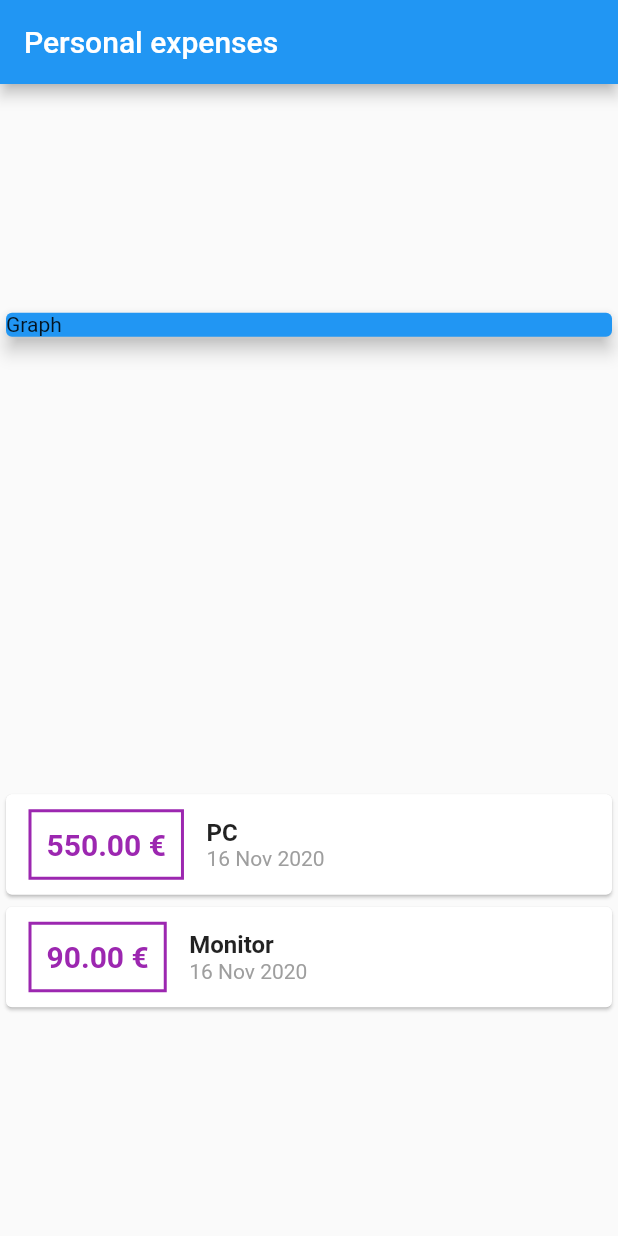
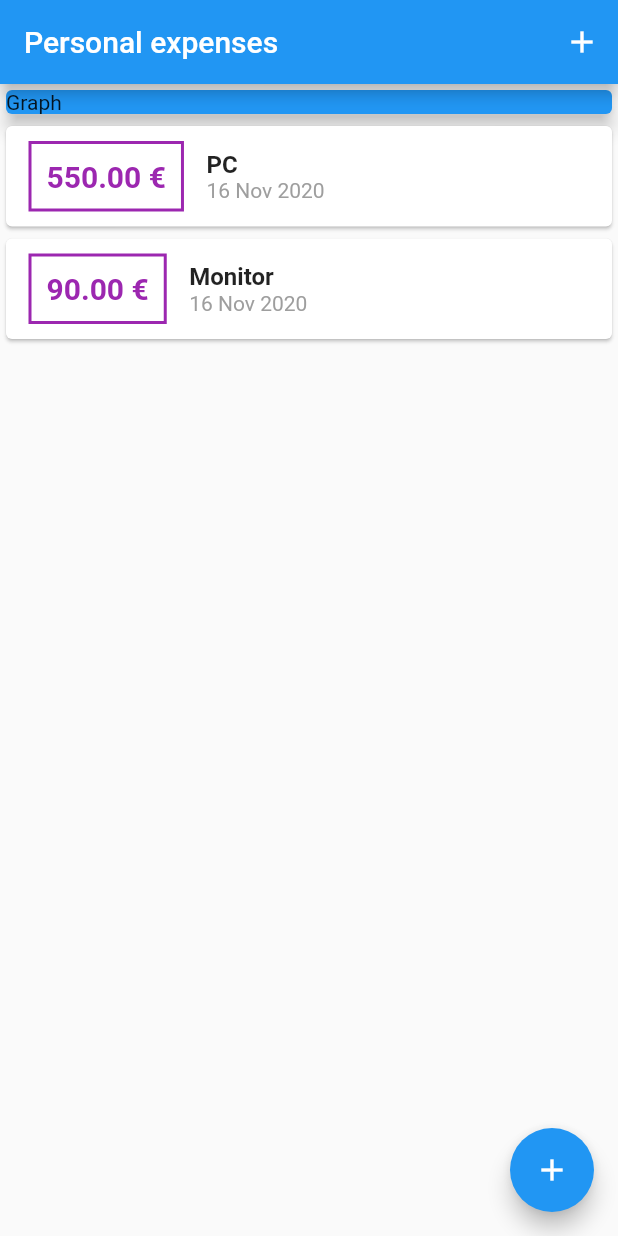
Before and after one commit to flutter-practice/expenses, a Flutter app: the screen it shows after launch, on a phone screen of 412 x 824 dp. Run offline on Flutter 3.47's test engine with Material 2 defaults, Android fonts, the phone set to English and light mode, and no system bars.

Commit message:
Code refactoring + create form in modal + add buttons to open modal

```diff
--- /dev/null
+++ b/lib/components/expense_list.dart
@@ -0,0 +1,61 @@
+import 'package:expenses/models/expense.dart';
+import 'package:flutter/material.dart';
+import 'package:intl/intl.dart';
+
+class ExpenseList extends StatelessWidget {
+  final List<Expense> expenses;
+  ExpenseList(this.expenses);
+
+  @override
+  Widget build(BuildContext context) {
+    return Container(
+      height: 300,
+      child: ListView.builder(
+        itemCount: expenses.length,
+        itemBuilder: (ctx, index) {
+          final expense = expenses[index];
+          return Card(
+            child: Row(
+              children: [
+                Container(
+                    margin: EdgeInsets.symmetric(horizontal: 15, vertical: 10),
+                    decoration: BoxDecoration(
+                        border: Border.all(
+                      color: Colors.purple,
+                      width: 2,
+                    )),
+                    padding: EdgeInsets.all(10),
+                    child: Text(
+                      '${expense.value.toStringAsFixed(2)} €',
+                      style: TextStyle(
+                        fontWeight: FontWeight.bold,
+                        fontSize: 20,
+                        color: Colors.purple,
+                      ),
+                    )),
+                Column(
+                  crossAxisAlignment: CrossAxisAlignment.start,
+                  children: [
+                    Text(
+                      expense.title,
+                      style: TextStyle(
+                        fontWeight: FontWeight.bold,
+                        fontSize: 16,
+                      ),
+                    ),
+                    Text(
+                      DateFormat('d MMM y').format(expense.date),
+                      style: TextStyle(
+                        color: Colors.grey,
+                      ),
+                    )
+                  ],
+                )
+              ],
+            ),
+          );
+        },
+      ),
+    );
+  }
+}
--- a/lib/main.dart
+++ b/lib/main.dart
@@ -1,28 +1,70 @@
+import 'dart:math';
+
+import 'package:expenses/components/expense_form.dart';
+import 'package:expenses/components/expense_list.dart';
 import 'package:flutter/material.dart';
-import 'expense.dart';
-import 'package:intl/intl.dart';
+import 'models/expense.dart';
 
 main() => runApp(ExpensesApp());
 
 class ExpensesApp extends StatelessWidget {
   @override
   Widget build(BuildContext context) {
-    return MaterialApp(home: HomePage());
+    return MaterialApp(
+      home: HomePage(),
+    );
   }
 }
 
-class HomePage extends StatelessWidget {
+class HomePage extends StatefulWidget {
+  @override
+  _HomePageState createState() => _HomePageState();
+}
+
+class _HomePageState extends State<HomePage> {
   final _expenses = [
     Expense(id: '1', title: 'PC', value: 550, date: DateTime.now()),
-    Expense(id: '2', title: 'Monitor', value: 90, date: DateTime.now())
+    Expense(id: '2', title: 'Monitor', value: 90, date: DateTime.now()),
   ];
+
+  _addExpense(String title, double value) {
+    final newExpense = Expense(
+      id: Random().nextDouble().toString(),
+      title: title,
+      value: value,
+      date: DateTime.now(),
+    );
+
+    setState(() {
+      _expenses.add(newExpense);
+    });
+
+    Navigator.of(context).pop();
+  }
+
+  _openExpenseFormModal(BuildContext context) {
+    showModalBottomSheet(
+      context: context,
+      builder: (ctx) {
+        return ExpenseForm(_addExpense);
+      },
+    );
+  }
 
   @override
   Widget build(BuildContext context) {
     return Scaffold(
-        appBar: AppBar(title: Text('Personal expenses')),
-        body: Column(
-          mainAxisAlignment: MainAxisAlignment.spaceAround,
+      appBar: AppBar(
+        title: Text('Personal expenses'),
+        actions: [
+          IconButton(
+            icon: Icon(Icons.add),
+            onPressed: () => _openExpenseFormModal(context),
+          )
+        ],
+      ),
+      body: SingleChildScrollView(
+        child: Column(
           crossAxisAlignment: CrossAxisAlignment.stretch,
           children: <Widget>[
             Container(
@@ -32,52 +74,14 @@ class HomePage extends StatelessWidget {
                 elevation: 5,
               ),
             ),
-            Column(
-              children: _expenses.map((tr) {
-                return Card(
-                  child: Row(
-                    children: [
-                      Container(
-                          margin: EdgeInsets.symmetric(
-                              horizontal: 15, vertical: 10),
-                          decoration: BoxDecoration(
-                              border: Border.all(
-                            color: Colors.purple,
-                            width: 2,
-                          )),
-                          padding: EdgeInsets.all(10),
-                          child: Text(
-                            '${tr.value.toStringAsFixed(2)} €',
-                            style: TextStyle(
-                              fontWeight: FontWeight.bold,
-                              fontSize: 20,
-                              color: Colors.purple,
-                            ),
-                          )),
-                      Column(
-                        crossAxisAlignment: CrossAxisAlignment.start,
-                        children: [
-                          Text(
-                            tr.title,
-                            style: TextStyle(
-                              fontWeight: FontWeight.bold,
-                              fontSize: 16,
-                            ),
-                          ),
-                          Text(
-                            DateFormat('d MMM y').format(tr.date),
-                            style: TextStyle(
-                              color: Colors.grey,
-                            ),
-                          )
-                        ],
-                      )
-                    ],
-                  ),
-                );
-              }).toList(),
-            )
+            ExpenseList(_expenses),
           ],
-        ));
+        ),
+      ),
+      floatingActionButton: FloatingActionButton(
+        child: Icon(Icons.add),
+        onPressed: () => _openExpenseFormModal(context),
+      ),
+    );
   }
 }
```
Also changed, not shown: lib/components/expense_form.dart (added, +62 -0 lines), lib/models/expense.dart (renamed from lib/expense.dart).
